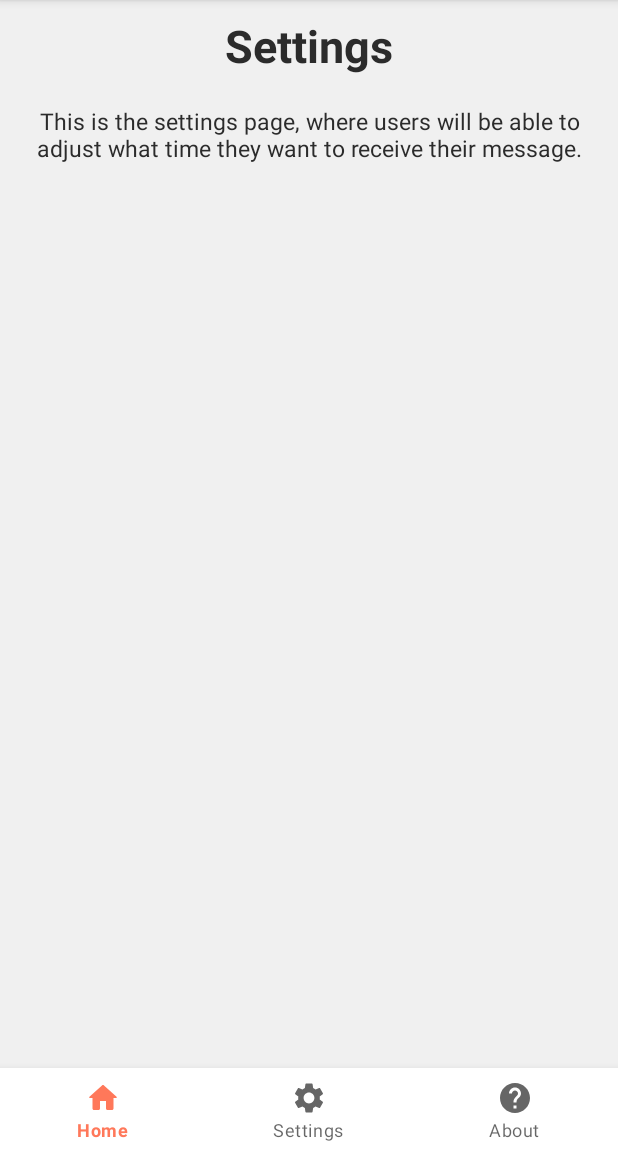
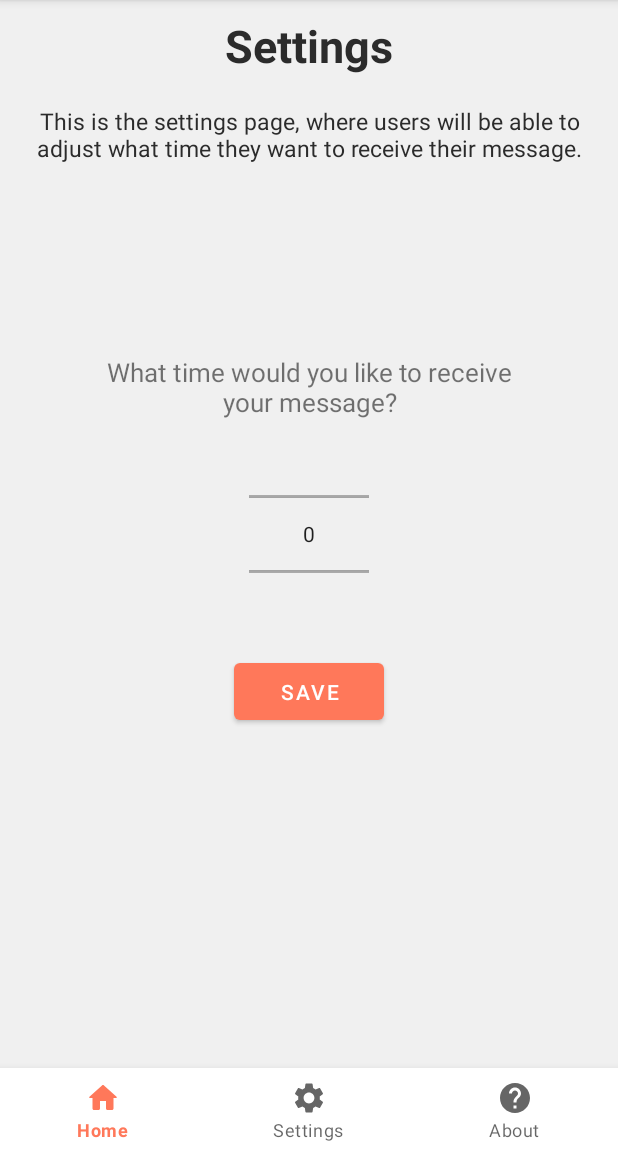
Before and after one commit to gradientdev/Starfruit, an Android app: the fragment SettingsFragment placed in its activity, on a phone screen of 412 x 824 dp, the part 84-1236 px from its top. Run offline under Robolectric (Android 15) with nearby library versions, the phone set to English and light mode, and no system bars.

Commit message:
Updated settings fragment, added some assets, refactored some colors, more minor things

```diff
--- a/app/src/main/java/com/gradient/starfruit/MainActivity.kt
+++ b/app/src/main/java/com/gradient/starfruit/MainActivity.kt
@@ -5,6 +5,7 @@ import android.content.pm.PackageManager
 import android.os.Bundle
 import android.telephony.SmsManager
 import androidx.appcompat.app.AppCompatActivity
+import androidx.appcompat.app.AppCompatDelegate
 import androidx.core.app.ActivityCompat
 import androidx.core.content.ContextCompat
 import androidx.fragment.app.Fragment
@@ -14,6 +15,9 @@ class MainActivity : AppCompatActivity() {
     override fun onCreate(savedInstanceState: Bundle?) {
         super.onCreate(savedInstanceState)
         setContentView(R.layout.activity_main)
+
+//        this.supportActionBar?.hide()
+        AppCompatDelegate.setDefaultNightMode(AppCompatDelegate.MODE_NIGHT_NO)
 
         val homeFragment = HomeFragment()
         val aboutFragment = AboutFragment()
@@ -25,32 +29,43 @@ class MainActivity : AppCompatActivity() {
 
         navbar.setOnNavigationItemSelectedListener {
             when (it.itemId){
-                R.id.ic_home -> makeCurrentFragment(homeFragment)
-                R.id.ic_settings -> makeCurrentFragment(settingsFragment)
-                R.id.ic_about -> makeCurrentFragment(aboutFragment)
+                R.id.ic_home -> {
+                    makeCurrentFragment(homeFragment)
+                    getSupportActionBar()?.setTitle("Starfruit")
+                }
+                R.id.ic_settings -> {
+                    makeCurrentFragment(settingsFragment)
+                    getSupportActionBar()?.setTitle("Settings")
+                }
+                R.id.ic_about -> {
+                    makeCurrentFragment(aboutFragment)
+                    getSupportActionBar()?.setTitle("About")
+                }
             }
             true
         }
 
+
+
         //todo: get sms permissions
 
-        if (ContextCompat.checkSelfPermission(this@MainActivity,
-                        Manifest.permission.SEND_SMS) !==
-                PackageManager.PERMISSION_GRANTED) {
-            if (ActivityCompat.shouldShowRequestPermissionRationale(this@MainActivity,
-                            Manifest.permission.SEND_SMS)) {
-                ActivityCompat.requestPermissions(this@MainActivity,
-                        arrayOf(Manifest.permission.SEND_SMS), 1)
+        @Suppress("DEPRECATED_IDENTITY_EQUALS")
+
+        // this code checks for sendsms permission and asks for it the app doesn't have it
+        if (ContextCompat.checkSelfPermission(this@MainActivity, Manifest.permission.SEND_SMS) !== PackageManager.PERMISSION_GRANTED) {
+            if (ActivityCompat.shouldShowRequestPermissionRationale(this@MainActivity, Manifest.permission.SEND_SMS)) {
+                ActivityCompat.requestPermissions(this@MainActivity, arrayOf(Manifest.permission.SEND_SMS), 1)
             } else {
-                ActivityCompat.requestPermissions(this@MainActivity,
-                        arrayOf(Manifest.permission.SEND_SMS), 1)
+                ActivityCompat.requestPermissions(this@MainActivity, arrayOf(Manifest.permission.SEND_SMS), 1)
             }
         }
 
         //todo: sends the message
 
-        val smsManager: SmsManager = SmsManager.getDefault()
-        smsManager.sendTextMessage("+12672747668", null, "Hello from Starfruit! \uD83C\uDF20", null, null);
+        if (ContextCompat.checkSelfPermission(this@MainActivity, Manifest.permission.SEND_SMS) == PackageManager.PERMISSION_GRANTED) {
+            val smsManager: SmsManager = SmsManager.getDefault()
+            smsManager.sendTextMessage("+12672747668", null, "Hello from Starfruit! \uD83C\uDF20", null, null);
+        }
 }
 
     private fun makeCurrentFragment(fragment: Fragment) =
--- a/app/src/main/res/layout/activity_main.xml
+++ b/app/src/main/res/layout/activity_main.xml
@@ -7,7 +7,8 @@
     android:background="#f0f0f0"
     android:clipChildren="false"
     android:theme="@style/Theme.Starfruit"
-    tools:context=".MainActivity">
+    tools:context=".MainActivity"
+    >
 
     <FrameLayout
         android:id="@+id/fl_wrapper"
@@ -26,4 +27,5 @@
         android:elevation="10dp"
         app:menu="@menu/nav_menu" />
 
+
 </RelativeLayout>
--- a/app/src/main/res/layout/fragment_about.xml
+++ b/app/src/main/res/layout/fragment_about.xml
@@ -4,7 +4,8 @@
     android:layout_width="match_parent"
     android:layout_height="match_parent"
     tools:context=".AboutFragment"
-    android:layout_margin="10dp">
+    android:layout_margin="10dp"
+    >
 
     <RelativeLayout
         android:layout_width="match_parent"
--- a/app/src/main/res/layout/fragment_home.xml
+++ b/app/src/main/res/layout/fragment_home.xml
@@ -1,5 +1,6 @@
 <?xml version="1.0" encoding="utf-8"?>
 <FrameLayout xmlns:android="http://schemas.android.com/apk/res/android"
+    xmlns:app="http://schemas.android.com/apk/res-auto"
     xmlns:tools="http://schemas.android.com/tools"
     android:layout_width="match_parent"
     android:layout_height="match_parent"
--- a/app/src/main/res/layout/fragment_settings.xml
+++ b/app/src/main/res/layout/fragment_settings.xml
@@ -32,6 +32,30 @@
             android:textSize="15sp"
             android:textColor="@color/coal"/>
 
+        <TextView
+            android:layout_width="300sp"
+            android:layout_height="60dp"
+            android:layout_centerHorizontal="true"
+            android:textAlignment="center"
+            android:layout_alignBottom="@+id/timepicker"
+            android:textSize="17sp"
+            android:layout_marginBottom="100sp"
+            android:text="What time would you like to receive your message?"/>
+
+        <NumberPicker
+            android:id="@+id/timepicker"
+            android:layout_width="80sp"
+            android:layout_height="80sp"
+            android:layout_centerHorizontal="true"
+            android:layout_centerVertical="true"/>
+
+        <com.google.android.material.button.MaterialButton
+            android:layout_width="100sp"
+            android:layout_height="50sp"
+            android:text="save"
+            android:layout_centerHorizontal="true"
+            android:layout_alignTop="@+id/timepicker"
+            android:layout_marginTop="120sp"/>
     </RelativeLayout>
 
 </FrameLayout>
--- a/app/src/main/res/values-night/themes.xml
+++ b/app/src/main/res/values-night/themes.xml
@@ -2,12 +2,12 @@
     <!-- Base application theme. -->
     <style name="Theme.Starfruit" parent="Theme.MaterialComponents.DayNight.DarkActionBar">
         <!-- Primary brand color. -->
-        <item name="colorPrimary">@color/purple_200</item>
-        <item name="colorPrimaryVariant">@color/purple_700</item>
-        <item name="colorOnPrimary">@color/black</item>
+        <item name="colorPrimary">@color/coral</item>
+        <item name="colorPrimaryVariant">@color/darkcoral</item>
+        <item name="colorOnPrimary">@color/white</item>
         <!-- Secondary brand color. -->
         <item name="colorSecondary">@color/teal_200</item>
-        <item name="colorSecondaryVariant">@color/teal_200</item>
+        <item name="colorSecondaryVariant">@color/teal_700</item>
         <item name="colorOnSecondary">@color/black</item>
         <!-- Status bar color. -->
         <item name="android:statusBarColor" tools:targetApi="l">?attr/colorPrimaryVariant</item>
--- a/app/src/main/res/values/colors.xml
+++ b/app/src/main/res/values/colors.xml
@@ -1,8 +1,8 @@
 <?xml version="1.0" encoding="utf-8"?>
 <resources>
     <color name="purple_200">#FFBB86FC</color>
-    <color name="purple_500">#FF785A</color>
-    <color name="purple_700">#ff5c38</color>
+    <color name="coral">#FF785A</color>
+    <color name="darkcoral">#ff5c38</color>
     <color name="teal_200">#FF03DAC5</color>
     <color name="teal_700">#FF018786</color>
     <color name="black">#FF000000</color>
--- a/app/src/main/res/values/themes.xml
+++ b/app/src/main/res/values/themes.xml
@@ -2,8 +2,8 @@
     <!-- Base application theme. -->
     <style name="Theme.Starfruit" parent="Theme.MaterialComponents.DayNight.DarkActionBar">
         <!-- Primary brand color. -->
-        <item name="colorPrimary">@color/purple_500</item>
-        <item name="colorPrimaryVariant">@color/purple_700</item>
+        <item name="colorPrimary">@color/coral</item>
+        <item name="colorPrimaryVariant">@color/darkcoral</item>
         <item name="colorOnPrimary">@color/white</item>
         <!-- Secondary brand color. -->
         <item name="colorSecondary">@color/teal_200</item>
@@ -11,6 +11,5 @@
         <item name="colorOnSecondary">@color/black</item>
         <!-- Status bar color. -->
         <item name="android:statusBarColor" tools:targetApi="l">?attr/colorPrimaryVariant</item>
-        <!-- Customize your theme here. -->
     </style>
 </resources>
```
Also changed, not shown: app/src/main/res/drawable/starfruit.png (added).
